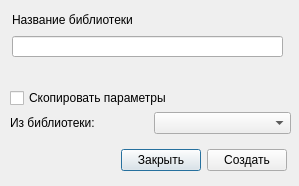
Before: the Qt Designer form src/Tsunami/CreateLibraryDialog.ui in maluginp/Tsunami, drawn with Qt 5.
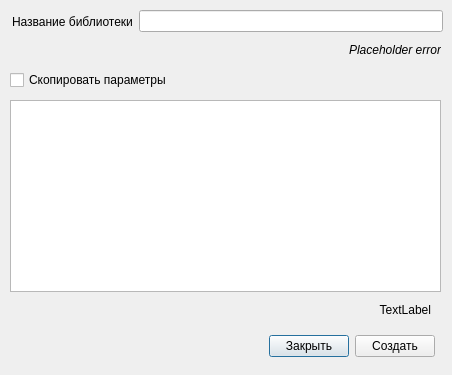
After: the same form once the commit is applied.

Diff of the .ui file:
```diff
--- a/src/Tsunami/CreateLibraryDialog.ui
+++ b/src/Tsunami/CreateLibraryDialog.ui
@@ -6,8 +6,8 @@
    <rect>
     <x>0</x>
     <y>0</y>
-    <width>299</width>
-    <height>186</height>
+    <width>452</width>
+    <height>375</height>
    </rect>
   </property>
   <property name="windowTitle">
@@ -16,34 +16,11 @@
   <property name="windowOpacity">
    <double>1.000000000000000</double>
   </property>
-  <widget class="QLabel" name="label">
-   <property name="geometry">
-    <rect>
-     <x>12</x>
-     <y>12</y>
-     <width>142</width>
-     <height>16</height>
-    </rect>
-   </property>
-   <property name="text">
-    <string>Название библиотеки</string>
-   </property>
-  </widget>
-  <widget class="QLineEdit" name="libraryNameLineEdit">
-   <property name="geometry">
-    <rect>
-     <x>12</x>
-     <y>36</y>
-     <width>271</width>
-     <height>21</height>
-    </rect>
-   </property>
-  </widget>
   <widget class="QLabel" name="errorLibraryNameText">
    <property name="geometry">
     <rect>
-     <x>11</x>
-     <y>60</y>
+     <x>170</x>
+     <y>40</y>
      <width>271</width>
      <height>20</height>
     </rect>
@@ -54,7 +31,7 @@
     </font>
    </property>
    <property name="text">
-    <string/>
+    <string>Placeholder error</string>
    </property>
    <property name="alignment">
     <set>Qt::AlignRight|Qt::AlignTrailing|Qt::AlignVCenter</set>
@@ -64,7 +41,7 @@
    <property name="geometry">
     <rect>
      <x>10</x>
-     <y>88</y>
+     <y>70</y>
      <width>185</width>
      <height>20</height>
     </rect>
@@ -73,11 +50,11 @@
     <string>Скопировать параметры</string>
    </property>
   </widget>
-  <widget class="QWidget" name="">
+  <widget class="QWidget" name="layoutWidget">
    <property name="geometry">
     <rect>
-     <x>12</x>
-     <y>144</y>
+     <x>160</x>
+     <y>330</y>
      <width>275</width>
      <height>32</height>
     </rect>
@@ -112,25 +89,51 @@
     </item>
    </layout>
   </widget>
-  <widget class="QWidget" name="">
+  <widget class="QTreeView" name="libraryTreeView">
    <property name="geometry">
     <rect>
      <x>10</x>
-     <y>110</y>
-     <width>281</width>
-     <height>26</height>
+     <y>100</y>
+     <width>431</width>
+     <height>192</height>
+    </rect>
+   </property>
+  </widget>
+  <widget class="QLabel" name="errorLibraryText">
+   <property name="geometry">
+    <rect>
+     <x>260</x>
+     <y>300</y>
+     <width>171</width>
+     <height>20</height>
+    </rect>
+   </property>
+   <property name="text">
+    <string>TextLabel</string>
+   </property>
+   <property name="alignment">
+    <set>Qt::AlignRight|Qt::AlignTrailing|Qt::AlignVCenter</set>
+   </property>
+  </widget>
+  <widget class="QWidget" name="">
+   <property name="geometry">
+    <rect>
+     <x>12</x>
+     <y>10</y>
+     <width>431</width>
+     <height>23</height>
     </rect>
    </property>
    <layout class="QHBoxLayout" name="horizontalLayout_2">
     <item>
-     <widget class="QLabel" name="label_2">
+     <widget class="QLabel" name="label">
       <property name="text">
-       <string>Из библиотеки:</string>
+       <string>Название библиотеки</string>
       </property>
      </widget>
     </item>
     <item>
-     <widget class="QComboBox" name="libraryCopiedNameComboBox"/>
+     <widget class="QLineEdit" name="libraryNameLineEdit"/>
     </item>
    </layout>
   </widget>
```
